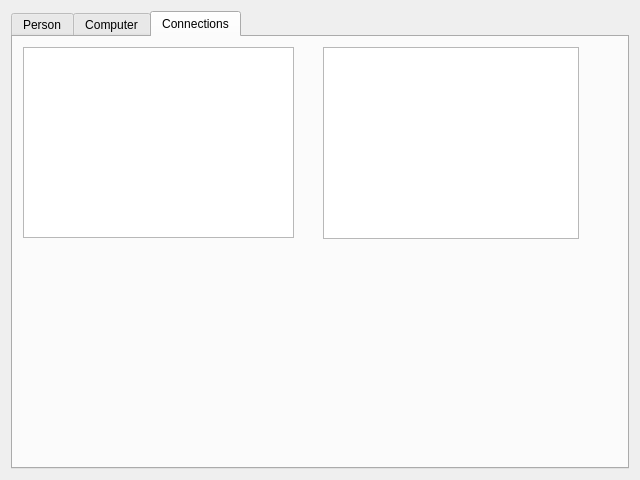
The window that additem.ui (Fanarito/VLN1) describes before a commit, drawn with Qt 5.
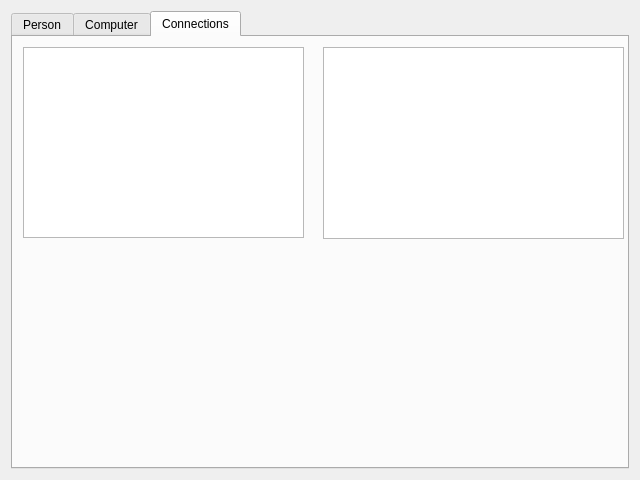
The same window after the commit. The open tabs and pages were chosen to show the change.

Diff of the .ui file:
```diff
--- a/additem.ui
+++ b/additem.ui
@@ -189,7 +189,7 @@
         <rect>
          <x>10</x>
          <y>10</y>
-         <width>271</width>
+         <width>281</width>
          <height>191</height>
         </rect>
        </property>
@@ -199,7 +199,7 @@
         <rect>
          <x>310</x>
          <y>10</y>
-         <width>256</width>
+         <width>301</width>
          <height>192</height>
         </rect>
        </property>
```
Left out of the diff: 2 changed lines with no effect on the pictures.
